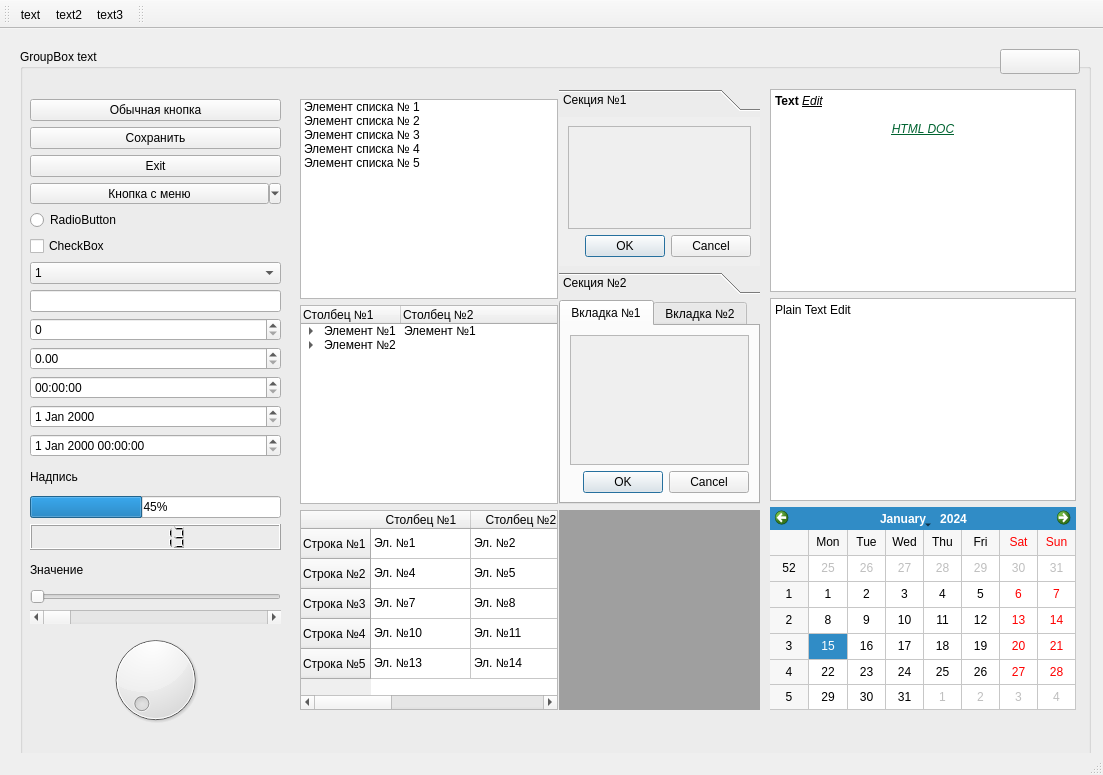
Before: the Qt Designer form QtDesignTemplate/mainwindow.ui in Korder16/QtDesignTemplate, drawn with Qt 5.
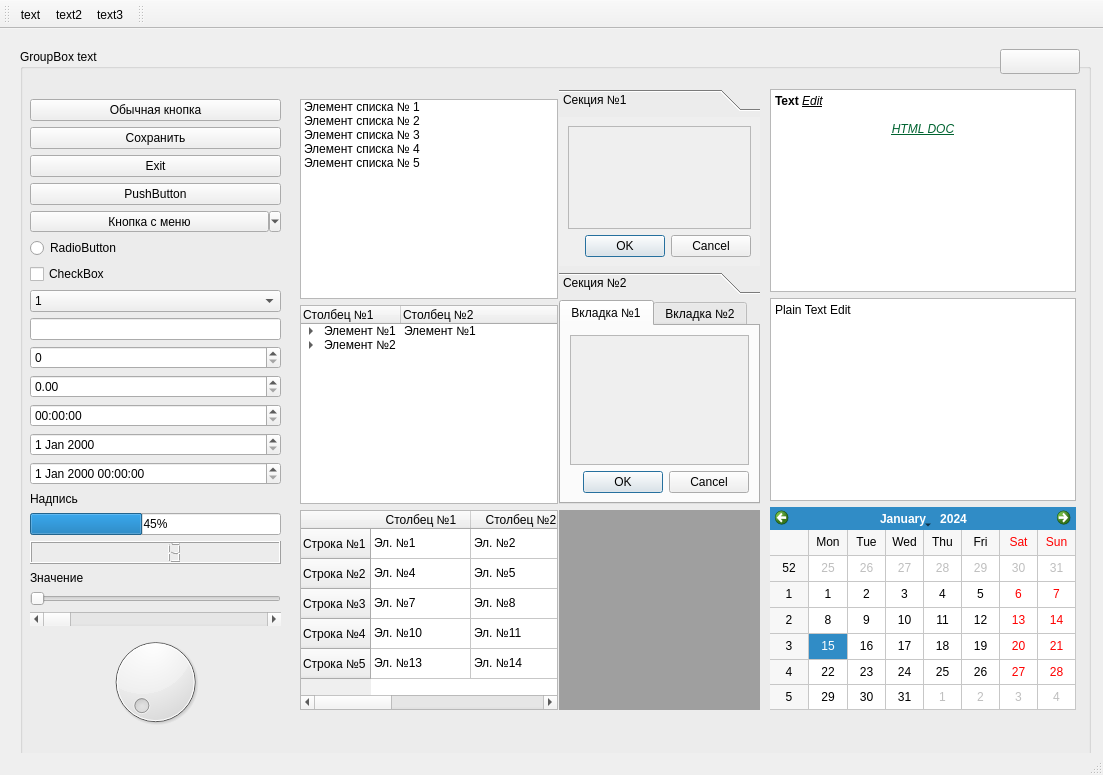
After: the same form once the commit is applied.

The edit to the form file:
```diff
--- a/QtDesignTemplate/mainwindow.ui
+++ b/QtDesignTemplate/mainwindow.ui
@@ -35,58 +35,65 @@
        <x>10</x>
        <y>50</y>
        <width>251</width>
-       <height>631</height>
+       <height>633</height>
       </rect>
      </property>
      <layout class="QGridLayout" name="gridLayout">
-      <item row="13" column="0">
+      <item row="14" column="0">
        <widget class="QTimeEdit" name="te">
         <property name="accessibleName">
          <string>te</string>
         </property>
        </widget>
       </item>
-      <item row="20" column="0">
-       <widget class="QSlider" name="hslider">
+      <item row="12" column="0">
+       <widget class="QDoubleSpinBox" name="dsb">
         <property name="accessibleName">
-         <string>hslider</string>
-        </property>
-        <property name="orientation">
-         <enum>Qt::Horizontal</enum>
-        </property>
-       </widget>
-      </item>
-      <item row="4" column="0">
-       <widget class="QPushButton" name="pushButton_7">
-        <property name="accessibleName">
-         <string>close_btn</string>
-        </property>
-        <property name="text">
-         <string>Exit</string>
-        </property>
-       </widget>
-      </item>
-      <item row="22" column="0">
-       <widget class="QDial" name="dial"/>
-      </item>
-      <item row="9" column="0">
-       <widget class="QLineEdit" name="le">
-        <property name="accessibleName">
-         <string>le</string>
-        </property>
-       </widget>
-      </item>
-      <item row="16" column="0">
-       <widget class="QLabel" name="label">
-        <property name="accessibleName">
-         <string>label</string>
-        </property>
-        <property name="text">
-         <string>Надпись</string>
+         <string>dsb</string>
         </property>
        </widget>
       </item>
       <item row="8" column="0">
+       <widget class="QCheckBox" name="checkBox_2">
+        <property name="accessibleName">
+         <string>cb</string>
+        </property>
+        <property name="text">
+         <string>CheckBox</string>
+        </property>
+        <property name="tristate">
+         <bool>true</bool>
+        </property>
+       </widget>
+      </item>
+      <item row="11" column="0">
+       <widget class="QSpinBox" name="sb">
+        <property name="accessibleName">
+         <string>sb</string>
+        </property>
+       </widget>
+      </item>
+      <item row="18" column="0">
+       <widget class="QProgressBar" name="prog_bar">
+        <property name="accessibleName">
+         <string>prog_bar</string>
+        </property>
+        <property name="value">
+         <number>45</number>
+        </property>
+       </widget>
+      </item>
+      <item row="2" column="0">
+       <widget class="QPushButton" name="pushButton_2">
+        <property name="accessibleName">
+         <string>save_btn</string>
+        </property>
+        <property name="text">
+         <string>Сохранить</string>
+        </property>
+       </widget>
+      </item>
+      <item row="9" column="0">
        <widget class="QComboBox" name="cbb">
         <property name="accessibleName">
          <string>cbb</string>
@@ -143,7 +150,17 @@
         </item>
        </widget>
       </item>
-      <item row="21" column="0">
+      <item row="7" column="0">
+       <widget class="QRadioButton" name="radioButton">
+        <property name="accessibleName">
+         <string>rb</string>
+        </property>
+        <property name="text">
+         <string>RadioButton</string>
+        </property>
+       </widget>
+      </item>
+      <item row="22" column="0">
        <widget class="QScrollBar" name="hsbar">
         <property name="accessibleName">
          <string>hsbar</string>
@@ -153,7 +170,7 @@
         </property>
        </widget>
       </item>
-      <item row="5" column="0">
+      <item row="6" column="0">
        <widget class="QToolButton" name="toolButton_2">
         <property name="sizePolicy">
          <sizepolicy hsizetype="Preferred" vsizetype="Fixed">
@@ -172,81 +189,41 @@
         </property>
        </widget>
       </item>
-      <item row="1" column="0">
-       <widget class="QPushButton" name="pushButton_3">
-        <property name="accessibleName">
-         <string>btn</string>
-        </property>
-        <property name="text">
-         <string>Обычная кнопка</string>
-        </property>
-       </widget>
-      </item>
-      <item row="2" column="0">
-       <widget class="QPushButton" name="pushButton_2">
-        <property name="accessibleName">
-         <string>save_btn</string>
-        </property>
-        <property name="text">
-         <string>Сохранить</string>
-        </property>
-       </widget>
-      </item>
-      <item row="17" column="0">
-       <widget class="QProgressBar" name="prog_bar">
-        <property name="accessibleName">
-         <string>prog_bar</string>
-        </property>
-        <property name="value">
-         <number>45</number>
-        </property>
-       </widget>
-      </item>
-      <item row="6" column="0">
-       <widget class="QRadioButton" name="radioButton">
-        <property name="accessibleName">
-         <string>rb</string>
-        </property>
-        <property name="text">
-         <string>RadioButton</string>
-        </property>
-       </widget>
-      </item>
-      <item row="15" column="0">
+      <item row="16" column="0">
        <widget class="QDateTimeEdit" name="dateTimeEdit">
         <property name="accessibleName">
          <string>dte</string>
         </property>
        </widget>
       </item>
-      <item row="11" column="0">
-       <widget class="QDoubleSpinBox" name="dsb">
-        <property name="accessibleName">
-         <string>dsb</string>
-        </property>
-       </widget>
+      <item row="23" column="0">
+       <widget class="QDial" name="dial"/>
       </item>
-      <item row="14" column="0">
+      <item row="15" column="0">
        <widget class="QDateEdit" name="de">
         <property name="accessibleName">
          <string>de</string>
         </property>
        </widget>
       </item>
-      <item row="7" column="0">
-       <widget class="QCheckBox" name="checkBox_2">
+      <item row="10" column="0">
+       <widget class="QLineEdit" name="le">
         <property name="accessibleName">
-         <string>cb</string>
+         <string>le</string>
+        </property>
+       </widget>
+      </item>
+      <item row="17" column="0">
+       <widget class="QLabel" name="label">
+        <property name="accessibleName">
+         <string>label</string>
         </property>
         <property name="text">
-         <string>CheckBox</string>
-        </property>
-        <property name="tristate">
-         <bool>true</bool>
+         <string>Надпись</string>
         </property>
        </widget>
       </item>
-      <item row="18" column="0">
+      <item row="19" column="0">
        <widget class="QLCDNumber" name="lcd">
         <property name="accessibleName">
          <string>lcd</string>
@@ -259,14 +236,7 @@
         </property>
        </widget>
       </item>
-      <item row="10" column="0">
-       <widget class="QSpinBox" name="sb">
-        <property name="accessibleName">
-         <string>sb</string>
-        </property>
-       </widget>
-      </item>
-      <item row="19" column="0">
+      <item row="20" column="0">
        <widget class="QLabel" name="label_2">
         <property name="accessibleName">
          <string>label</string>
@@ -276,6 +246,49 @@
         </property>
        </widget>
       </item>
+      <item row="1" column="0">
+       <widget class="QPushButton" name="pushButton_3">
+        <property name="accessibleName">
+         <string>btn</string>
+        </property>
+        <property name="text">
+         <string>Обычная кнопка</string>
+        </property>
+       </widget>
+      </item>
+      <item row="21" column="0">
+       <widget class="QSlider" name="hslider">
+        <property name="accessibleName">
+         <string>hslider</string>
+        </property>
+        <property name="orientation">
+         <enum>Qt::Horizontal</enum>
+        </property>
+       </widget>
+      </item>
+      <item row="4" column="0">
+       <widget class="QPushButton" name="pushButton_7">
+        <property name="accessibleName">
+         <string>close_btn</string>
+        </property>
+        <property name="text">
+         <string>Exit</string>
+        </property>
+       </widget>
+      </item>
+      <item row="5" column="0">
+       <widget class="QPushButton" name="pushButton">
+        <property name="accessibleName">
+         <string>disabled_btn</string>
+        </property>
+        <property name="text">
+         <string>PushButton</string>
+        </property>
+        <property name="flat">
+         <bool>false</bool>
+        </property>
+       </widget>
+      </item>
      </layout>
     </widget>
     <widget class="QWidget" name="layoutWidget_2">
```
